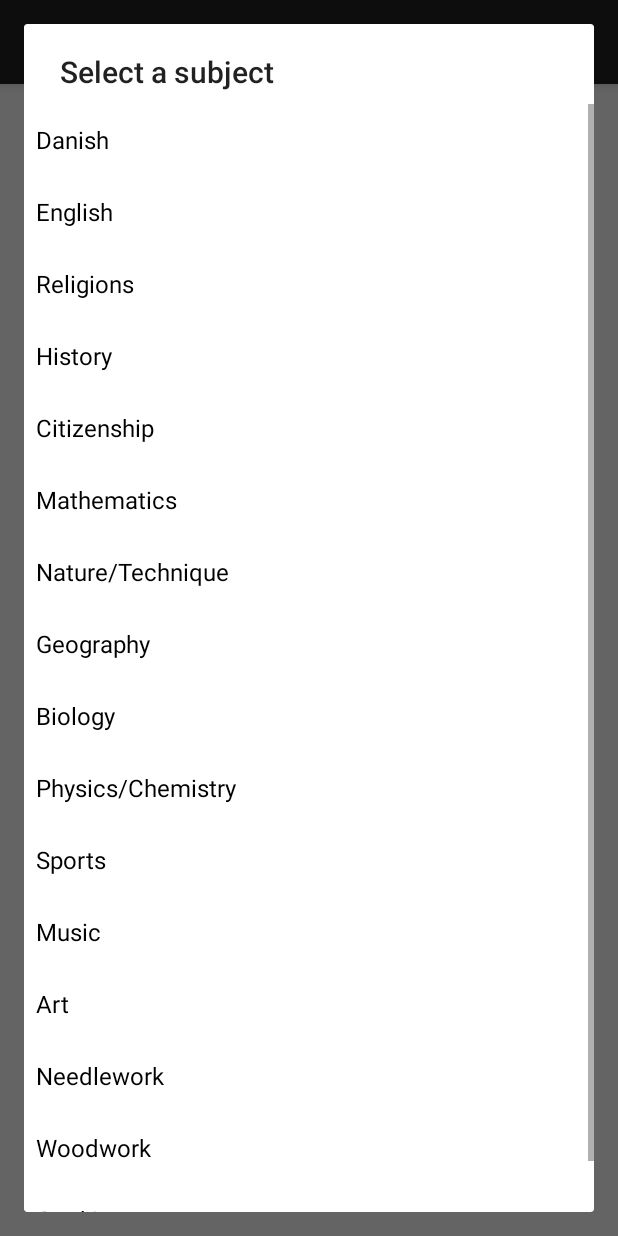
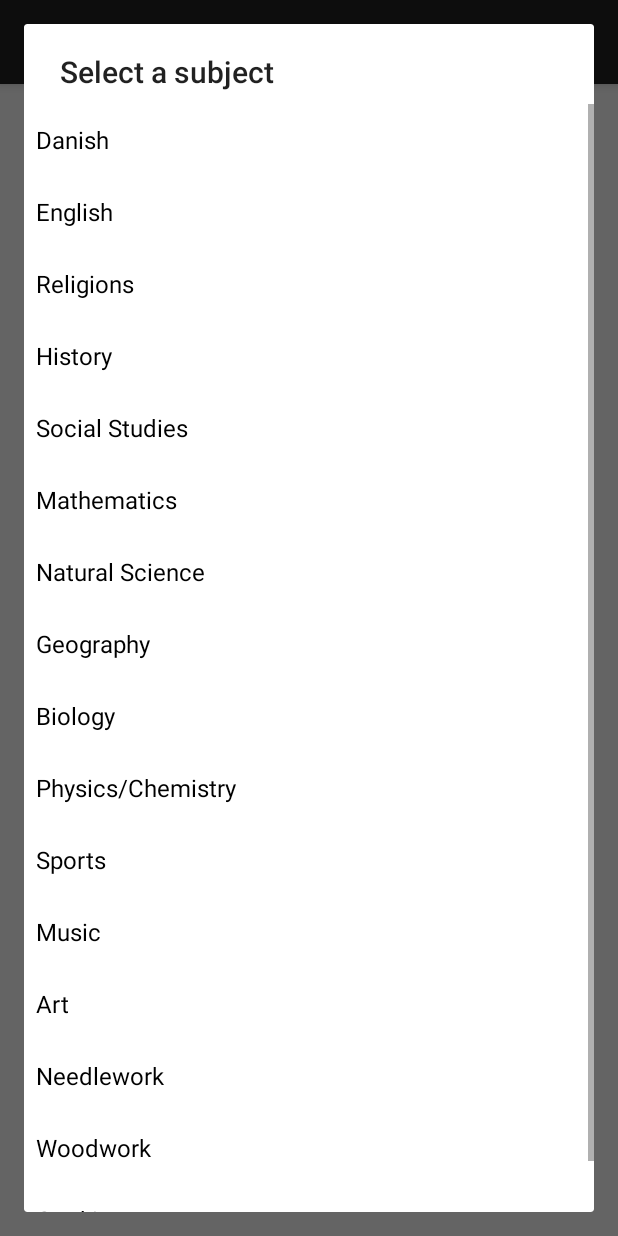
Before and after one commit to Jacobmose/ITSMAP, an Android app: the ProfileActivity screen opened directly, with no data from a screen before it, after a tap on "Select a subject...", on a phone screen of 412 x 824 dp. Run offline under Robolectric (Android 15) with nearby library versions, the phone set to English and light mode, and no system bars.

Commit message:
minor changes

```diff
--- a/Theme_project/Project/ThemeProject/app/src/main/java/com/jacobmosehansen/themeproject/ProfileActivity.java
+++ b/Theme_project/Project/ThemeProject/app/src/main/java/com/jacobmosehansen/themeproject/ProfileActivity.java
@@ -7,10 +7,15 @@ import android.support.v7.app.AppCompatActivity;
 import android.os.Bundle;
 import android.view.Menu;
 import android.view.MenuItem;
+import android.view.View;
 import android.widget.ArrayAdapter;
+import android.widget.Button;
 import android.widget.ImageView;
+import android.widget.ListView;
 import android.widget.RatingBar;
 import android.widget.Spinner;
+import android.widget.TextView;
+
 
 public class ProfileActivity extends AppCompatActivity {
 
@@ -19,6 +24,10 @@ public class ProfileActivity extends AppCompatActivity {
     ImageView ivProfilePicture;
     RatingBar rbGradRating;
     Spinner sprSubjects;
+    Button btnAddSubject;
+    ListView lvSubjects;
+    TextView hejsa;
+
 
     @Override
     protected void onCreate(Bundle savedInstanceState) {
@@ -45,6 +54,20 @@ public class ProfileActivity extends AppCompatActivity {
         sprSubjects.setAdapter(new NothingSelectedSpinnerAdapter(myAdapter,
                 R.layout.spinner_row_nothing_selected,this));
 
+        // Do on btn_addSubject add chosen subject to listView //
+        btnAddSubject = (Button) findViewById(R.id.btn_addSubject);
+        //lvSubjects = (ListView) findViewById(R.id.lv_subjects);
+
+        hejsa = (TextView) findViewById(R.id.textView6);
+
+        btnAddSubject.setOnClickListener(new View.OnClickListener() {
+            @Override
+            public void onClick(View v) {
+                String selectedSubject = sprSubjects.getSelectedItem().toString();
+                hejsa.setText(selectedSubject);
+            }
+        });
+
 
     }
 
--- a/Theme_project/Project/ThemeProject/app/src/main/res/layout/activity_profile.xml
+++ b/Theme_project/Project/ThemeProject/app/src/main/res/layout/activity_profile.xml
@@ -143,11 +143,24 @@
                     android:layout_width="wrap_content"
                     android:layout_height="48dp"
                     android:text="@string/addSubject_text"
-                    android:id="@+id/button2" />
+                    android:id="@+id/btn_addSubject" />
 
 
             </LinearLayout>
         </TableRow>
+
+        <TableRow
+            android:layout_width="match_parent"
+            android:layout_height="match_parent">
+
+            <TextView
+                android:layout_width="wrap_content"
+                android:layout_height="wrap_content"
+                android:textAppearance="?android:attr/textAppearanceLarge"
+                android:text="Large Text"
+                android:id="@+id/textView6" />
+        </TableRow>
     </LinearLayout>
+
 </RelativeLayout>
     <!--android:ellipsize="marquee" android:textColor="#808080" -->
--- a/Theme_project/Project/ThemeProject/app/src/main/res/values/strings.xml
+++ b/Theme_project/Project/ThemeProject/app/src/main/res/values/strings.xml
@@ -33,10 +33,10 @@
         <item>English</item>
         <item>Religions</item>
         <item>History</item>
-        <item>Citizenship</item>
+        <item>Social Studies</item>
         <!-- Natural Subjects -->
         <item>Mathematics</item>
-        <item>Nature/Technique</item>
+        <item>Natural Science</item>
         <item>Geography</item>
         <item>Biology</item>
         <item>Physics/Chemistry</item>
```
